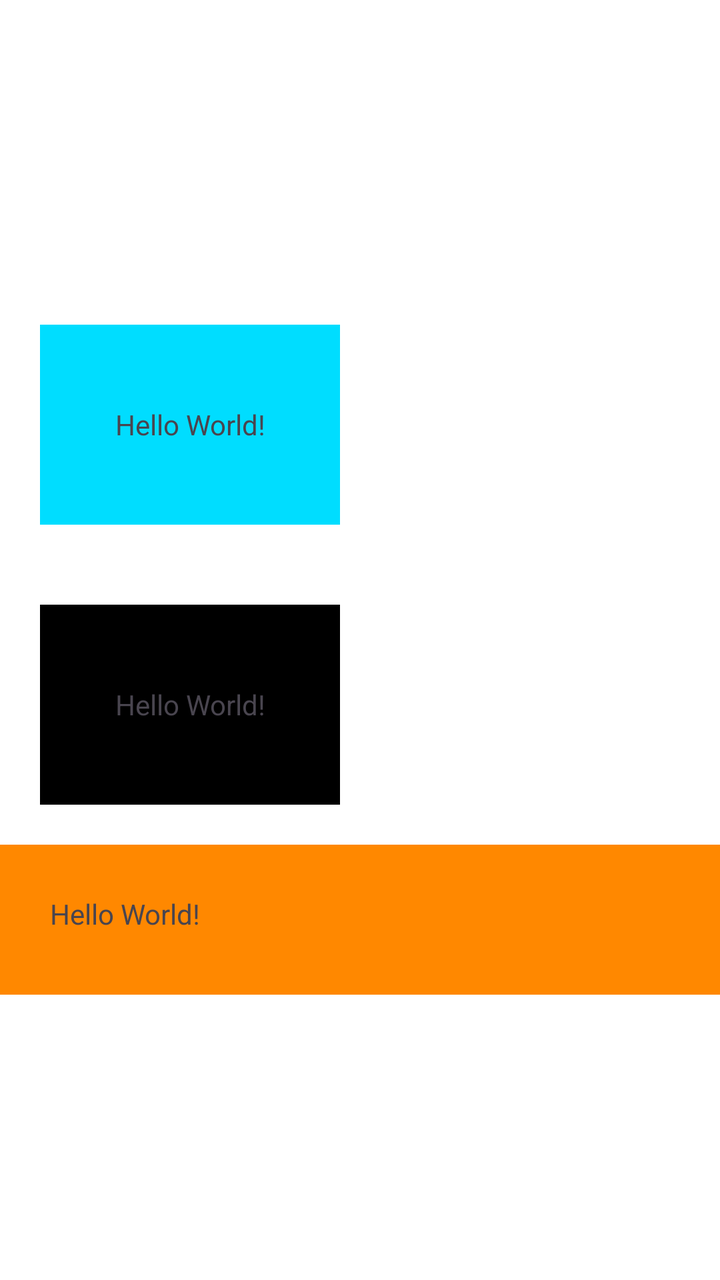
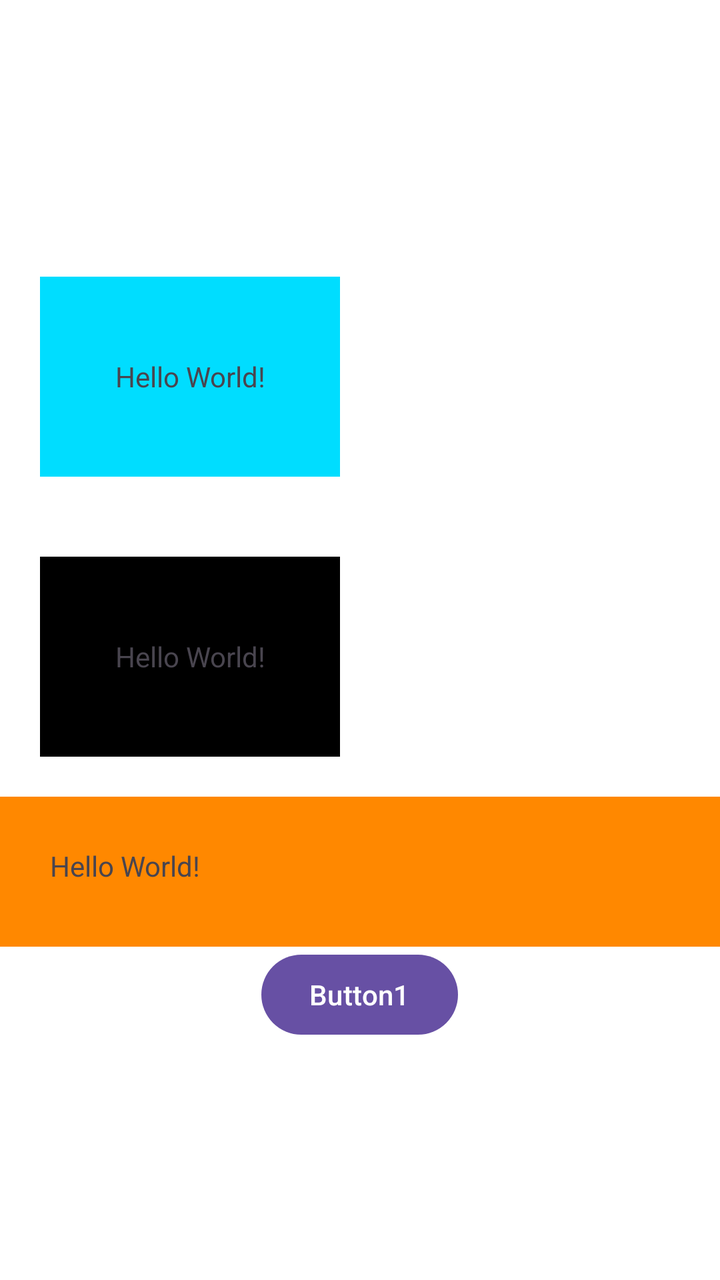

Before-and-after screenshots of an Android layout around one commit, followed by the original layout XML and the change that was made.
<!-- AndroidManifest.xml: application theme Theme.BasicComponentsAndEvents -->
<!-- res/layout/activity_main.xml -->
<?xml version="1.0" encoding="utf-8"?>
<LinearLayout xmlns:android="http://schemas.android.com/apk/res/android"
    xmlns:tools="http://schemas.android.com/tools"
    android:id="@+id/main"
    android:layout_width="match_parent"
    android:layout_height="match_parent"
    android:background="@android:color/background_light"
    android:gravity="center"
    android:orientation="vertical"
    tools:context=".MainActivity">

    <TextView
        style="@style/titleText"
        android:text="Hello World!" />

    <TextView
        style="@style/titleText"
        android:background="@color/black"
        android:text="Hello World!" />

    <TextView
        android:layout_width="match_parent"
        android:layout_height="75dp"
        android:background="@android:color/holo_orange_dark"
        android:padding="25dp"
        android:text="Hello World!" />

</LinearLayout>
<!-- resources referenced by this layout -->
<resources>
  <color name="black">#FF000000</color>
  <style name="titleText">
          <item name="android:layout_width">150dp</item>
          <item name="android:layout_height">100dp</item>
          <item name="android:layout_gravity">bottom</item>
          <item name="android:layout_margin">20dp</item>
          <item name="android:background">@android:color/holo_blue_bright</item>
          <item name="android:gravity">center</item>
      </style>
  <style name="Theme.BasicComponentsAndEvents" parent="Base.Theme.BasicComponentsAndEvents" />
  <style name="Base.Theme.BasicComponentsAndEvents" parent="Theme.Material3.DayNight.NoActionBar">
          
          
      </style>
</resources>

<!-- the commit's change to res/layout/activity_main.xml (unified diff, before → after) -->
@@ -25,4 +25,10 @@
         android:padding="25dp"
         android:text="Hello World!" />
 
+    <Button
+        android:id="@+id/push_btn"
+        android:layout_width="wrap_content"
+        android:layout_height="wrap_content"
+        android:text="Button1" />
+
 </LinearLayout>
